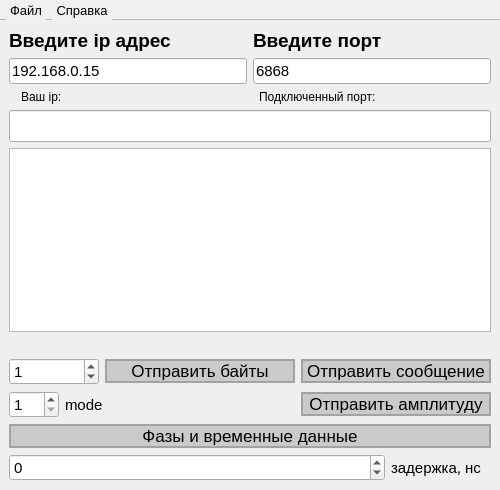
The window that QTmain.ui (Batonreal/UDPconnect) describes before a commit, drawn with Qt 5.
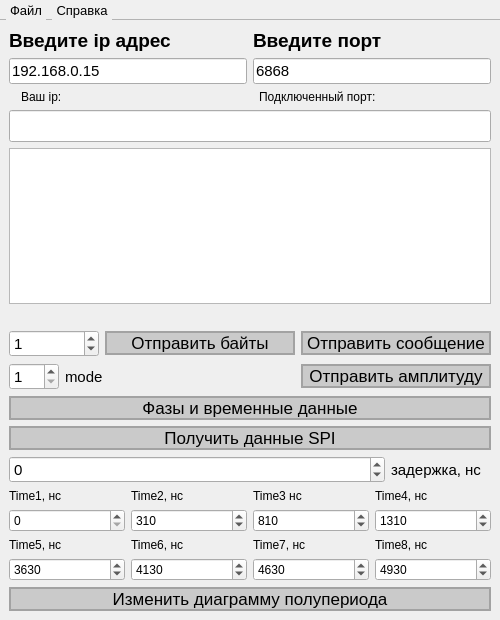
The same window after the commit.

Patch:
```diff
--- a/QTmain.ui
+++ b/QTmain.ui
@@ -7,19 +7,19 @@
     <x>0</x>
     <y>0</y>
     <width>500</width>
-    <height>490</height>
+    <height>620</height>
    </rect>
   </property>
   <property name="minimumSize">
    <size>
     <width>500</width>
-    <height>490</height>
+    <height>620</height>
    </size>
   </property>
   <property name="maximumSize">
    <size>
     <width>500</width>
-    <height>490</height>
+    <height>620</height>
    </size>
   </property>
   <property name="windowTitle">
@@ -175,7 +175,7 @@
         </property>
         <property name="sizeHint" stdset="0">
          <size>
-          <width>10</width>
+          <width>13</width>
           <height>20</height>
          </size>
         </property>
@@ -369,6 +369,32 @@
         </property>
        </widget>
       </item>
+      <item>
+       <widget class="QPushButton" name="SPI_button">
+        <property name="font">
+         <font>
+          <pointsize>13</pointsize>
+         </font>
+        </property>
+        <property name="styleSheet">
+         <string notr="true">QPushButton {
+color: black;
+background-color: rgba(0, 0, 0, 40);
+border: 2px solid rgba(0, 0, 0, 50);
+}
+QPushButton:hover {
+background-color: rgba(0, 0, 0, 50);
+}
+
+QPushButton:pressed {
+background-color: rgba(0, 0, 0, 80);
+}</string>
+        </property>
+        <property name="text">
+         <string>Получить данные SPI</string>
+        </property>
+       </widget>
+      </item>
       <item>
        <layout class="QHBoxLayout" name="horizontalLayout_7">
         <item>
@@ -407,6 +433,238 @@
         </item>
        </layout>
       </item>
+      <item>
+       <layout class="QHBoxLayout" name="Layout_time1">
+        <property name="sizeConstraint">
+         <enum>QLayout::SizeConstraint::SetMinimumSize</enum>
+        </property>
+        <item>
+         <layout class="QVBoxLayout" name="vertical_time1">
+          <item>
+           <widget class="QLabel" name="label_5">
+            <property name="text">
+             <string>Time1, нс</string>
+            </property>
+           </widget>
+          </item>
+          <item>
+           <widget class="QSpinBox" name="time_period_1">
+            <property name="maximum">
+             <number>5000</number>
+            </property>
+            <property name="singleStep">
+             <number>10</number>
+            </property>
+            <property name="value">
+             <number>0</number>
+            </property>
+           </widget>
+          </item>
+         </layout>
+        </item>
+        <item>
+         <layout class="QVBoxLayout" name="vertical_time2">
+          <item>
+           <widget class="QLabel" name="label_6">
+            <property name="text">
+             <string>Time2, нс</string>
+            </property>
+           </widget>
+          </item>
+          <item>
+           <widget class="QSpinBox" name="time_period_2">
+            <property name="maximum">
+             <number>5000</number>
+            </property>
+            <property name="singleStep">
+             <number>10</number>
+            </property>
+            <property name="value">
+             <number>310</number>
+            </property>
+           </widget>
+          </item>
+         </layout>
+        </item>
+        <item>
+         <layout class="QVBoxLayout" name="vertical_time3">
+          <item>
+           <widget class="QLabel" name="label_15">
+            <property name="text">
+             <string>Time3 нс</string>
+            </property>
+           </widget>
+          </item>
+          <item>
+           <widget class="QSpinBox" name="time_period_3">
+            <property name="maximum">
+             <number>5000</number>
+            </property>
+            <property name="singleStep">
+             <number>10</number>
+            </property>
+            <property name="value">
+             <number>810</number>
+            </property>
+           </widget>
+          </item>
+         </layout>
+        </item>
+        <item>
+         <layout class="QVBoxLayout" name="vertical_time4">
+          <item>
+           <widget class="QLabel" name="label_16">
+            <property name="text">
+             <string>Time4, нс</string>
+            </property>
+           </widget>
+          </item>
+          <item>
+           <widget class="QSpinBox" name="time_period_4">
+            <property name="maximum">
+             <number>5000</number>
+            </property>
+            <property name="singleStep">
+             <number>10</number>
+            </property>
+            <property name="value">
+             <number>1310</number>
+            </property>
+           </widget>
+          </item>
+         </layout>
+        </item>
+       </layout>
+      </item>
+      <item>
+       <layout class="QHBoxLayout" name="Layout_time2">
+        <property name="sizeConstraint">
+         <enum>QLayout::SizeConstraint::SetMinimumSize</enum>
+        </property>
+        <item>
+         <layout class="QVBoxLayout" name="vertical_time5">
+          <item>
+           <widget class="QLabel" name="label_17">
+            <property name="text">
+             <string>Time5, нс</string>
+            </property>
+           </widget>
+          </item>
+          <item>
+           <widget class="QSpinBox" name="time_period_5">
+            <property name="maximum">
+             <number>5000</number>
+            </property>
+            <property name="singleStep">
+             <number>10</number>
+            </property>
+            <property name="value">
+             <number>3630</number>
+            </property>
+           </widget>
+          </item>
+         </layout>
+        </item>
+        <item>
+         <layout class="QVBoxLayout" name="vertical_time6">
+          <item>
+           <widget class="QLabel" name="label_18">
+            <property name="text">
+             <string>Time6, нс</string>
+            </property>
+           </widget>
+          </item>
+          <item>
+           <widget class="QSpinBox" name="time_period_6">
+            <property name="maximum">
+             <number>5000</number>
+            </property>
+            <property name="singleStep">
+             <number>10</number>
+            </property>
+            <property name="value">
+             <number>4130</number>
+            </property>
+           </widget>
+          </item>
+         </layout>
+        </item>
+        <item>
+         <layout class="QVBoxLayout" name="vertical_time7">
+          <item>
+           <widget class="QLabel" name="label_19">
+            <property name="text">
+             <string>Time7, нс</string>
+            </property>
+           </widget>
+          </item>
+          <item>
+           <widget class="QSpinBox" name="time_period_7">
+            <property name="maximum">
+             <number>5000</number>
+            </property>
+            <property name="singleStep">
+             <number>10</number>
+            </property>
+            <property name="value">
+             <number>4630</number>
+            </property>
+           </widget>
+          </item>
+         </layout>
+        </item>
+        <item>
+         <layout class="QVBoxLayout" name="vertical_time8">
+          <item>
+           <widget class="QLabel" name="label_20">
+            <property name="text">
+             <string>Time8, нс</string>
+            </property>
+           </widget>
+          </item>
+          <item>
+           <widget class="QSpinBox" name="time_period_8">
+            <property name="maximum">
+             <number>5000</number>
+            </property>
+            <property name="singleStep">
+             <number>10</number>
+            </property>
+            <property name="value">
+             <number>4930</number>
+            </property>
+           </widget>
+          </item>
+         </layout>
+        </item>
+       </layout>
+      </item>
+      <item>
+       <widget class="QPushButton" name="time_period_button">
+        <property name="font">
+         <font>
+          <pointsize>13</pointsize>
+         </font>
+        </property>
+        <property name="styleSheet">
+         <string notr="true">QPushButton {
+color: black;
+background-color: rgba(0, 0, 0, 40);
+border: 2px solid rgba(0, 0, 0, 50);
+}
+QPushButton:hover {
+background-color: rgba(0, 0, 0, 50);
+}
+
+QPushButton:pressed {
+background-color: rgba(0, 0, 0, 80);
+}</string>
+        </property>
+        <property name="text">
+         <string>Изменить диаграмму полупериода</string>
+        </property>
+       </widget>
+      </item>
      </layout>
     </item>
    </layout>
```
